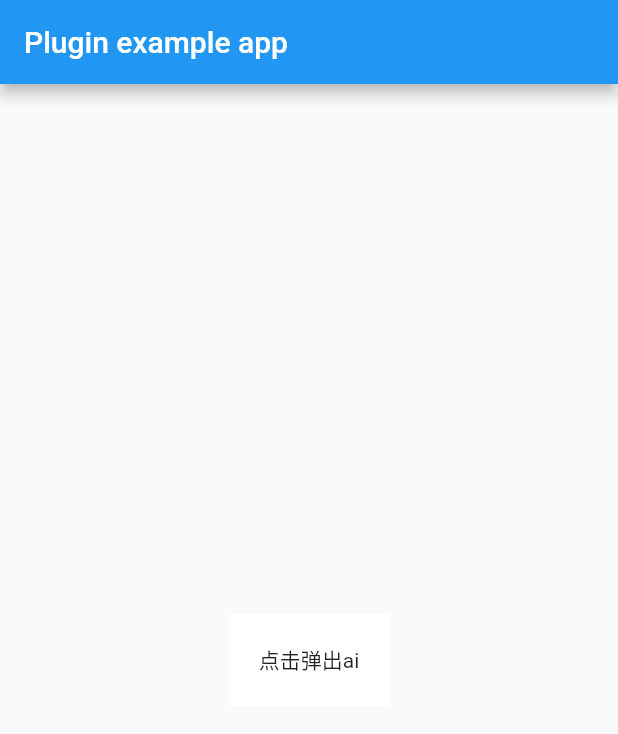
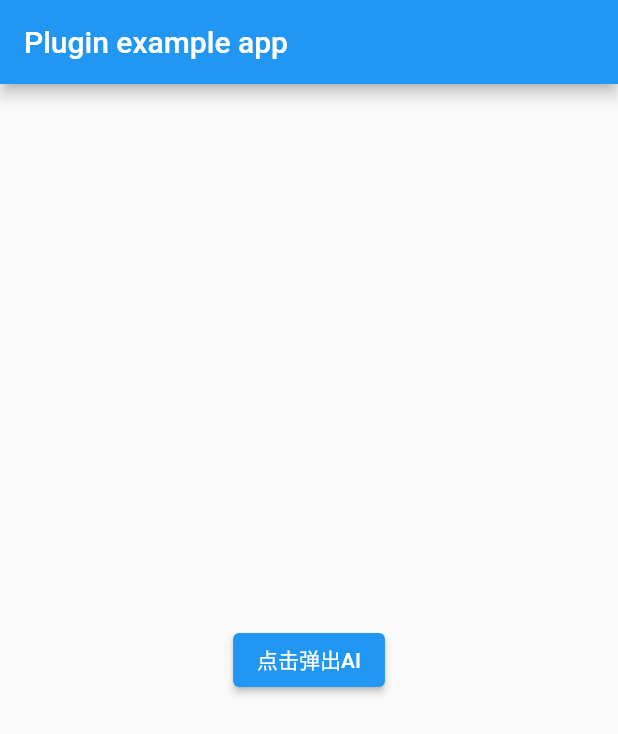
Before and after one commit to AllecBao/flutter_package_ai, a Flutter app: the screen it shows after launch, on a phone screen of 412 x 824 dp. Shown: the top 734 px of the screen. Run offline on Flutter 3.47's test engine with Material 2 defaults, Android fonts, the phone set to English and light mode, and no system bars; our stand-ins replace cached_network_image, dio, fluttertoast, just_audio; missing offline and left inert: flutter_sound_record.

```diff
--- a/example/lib/main.dart
+++ b/example/lib/main.dart
@@ -1,5 +1,4 @@
 import 'package:flutter/material.dart';
-
 import 'package:ptt_ai_package/common.dart';
 
 void main() {
@@ -23,18 +22,20 @@ class _MyAppState extends State<MyApp> {
         ),
         body: Builder(builder: (context) {
           return Center(
-            child: InkWell(
-              child: Container(
-                  padding: const EdgeInsets.all(20),
-                  color: Colors.white,
-                  child: const Text('点击弹出ai')),
-              onTap: () async {
+            child: Column(
+              mainAxisSize: MainAxisSize.min,
+              children: [
+                ElevatedButton(
+                  onPressed: () {
                     showMainView(
                       context,
                       time: 12345678,
                       isDebug: true,
                     );
                   },
+                  child: const Text('点击弹出AI'),
+                ),
+              ],
             ),
           );
         }),
--- a/pubspec.yaml
+++ b/pubspec.yaml
@@ -19,7 +19,7 @@ dependencies:
   flutter_sound_record: ^3.3.0
   #  permission_handler: ^6.0.1
   fluttertoast: ^8.2.0
-  json_annotation: ^4.5.0
+#  json_annotation: ^4.5.0
   flutter_easyloading: ^3.0.5
   just_audio: ^0.9.34
   path: ^1.8.1
@@ -29,7 +29,7 @@ dev_dependencies:
   flutter_test:
     sdk: flutter
   flutter_lints: ^2.0.0
-  json_serializable: ^6.2.0
+#  json_serializable: ^6.2.0
   build_runner: ^2.1.11
 
 # For information on the generic Dart part of this file, see the
```
Also changed, not shown: lib/model/sound_model.dart (+18 -6 lines), lib/views/home_view.dart (+17 -8 lines), lib/model/sound_model.g.dart (deleted). Lines whose indentation alone changed are shown as unchanged.
